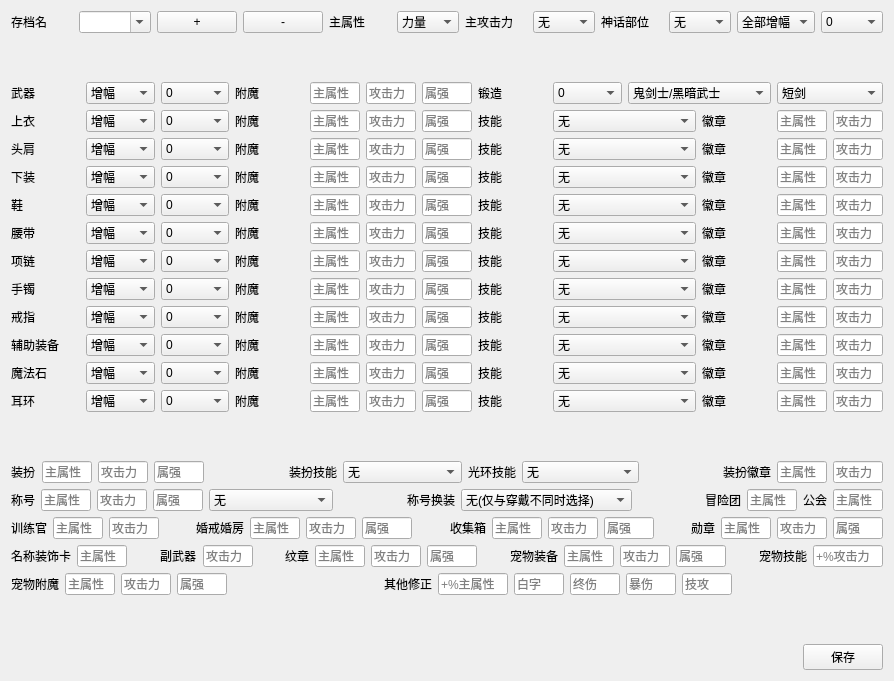
Qt form UI/config.ui (fzls/dnf_calc_setting_tool) before a commit.
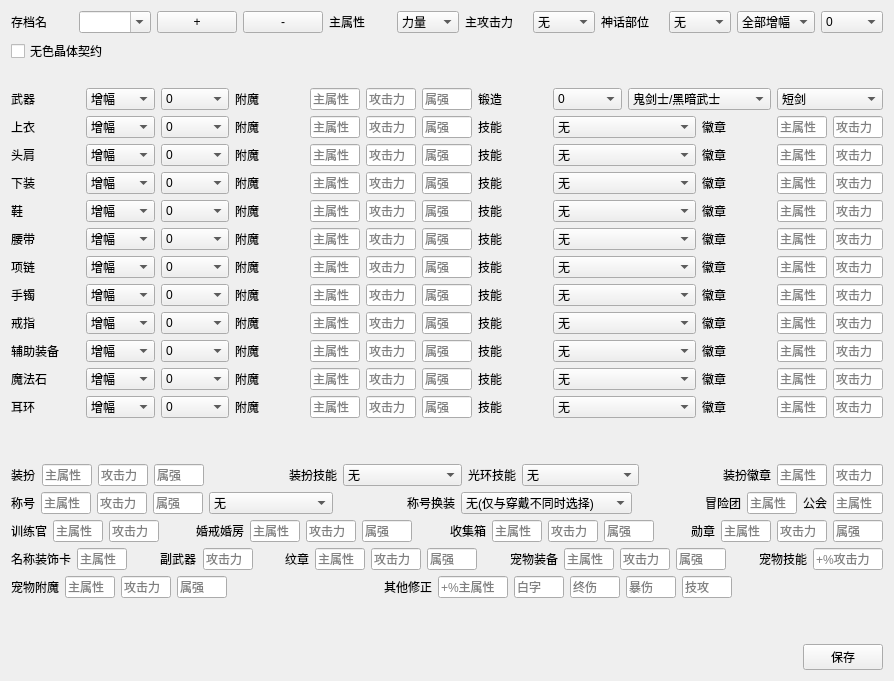
The same form after that commit.

Commit message: 新增晶体契约，修正光环技能为全部技能

Patch:
```diff
--- a/UI/config.ui
+++ b/UI/config.ui
@@ -298,6 +298,13 @@
      </item>
     </layout>
    </item>
+   <item>
+    <widget class="QCheckBox" name="contractCheck">
+     <property name="text">
+      <string>无色晶体契约</string>
+     </property>
+    </widget>
+   </item>
    <item>
     <spacer name="verticalSpacer_4">
      <property name="orientation">
```
Left out of the diff: 13 changed lines with no effect on the pictures. The commit also changes 1 other file.
